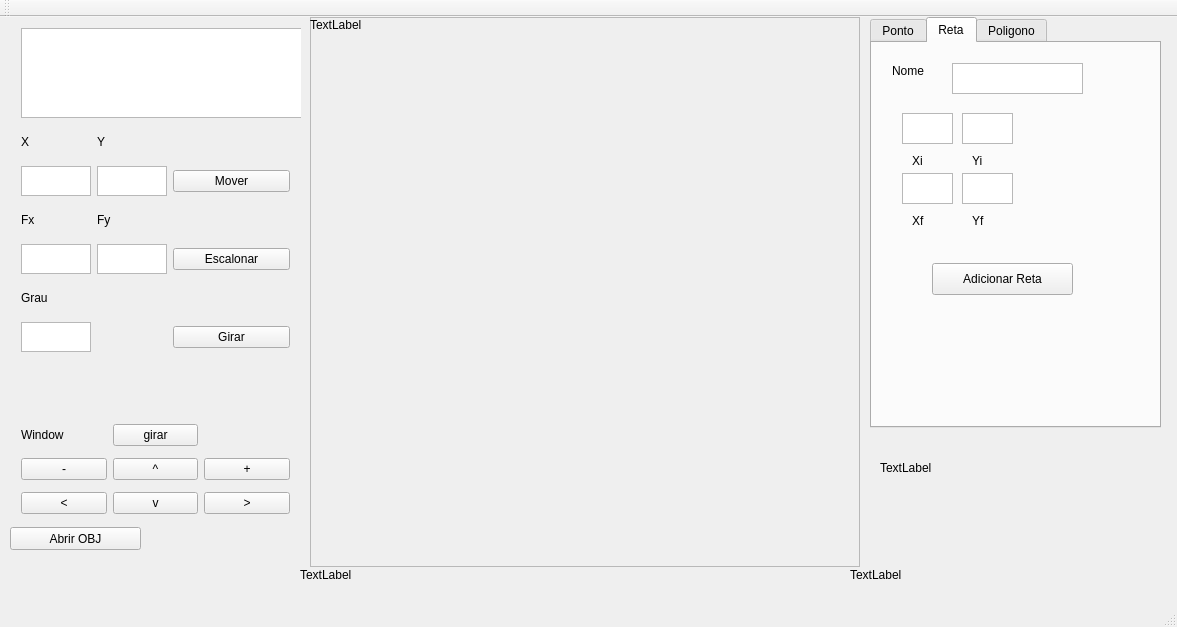
The window that mainwindow.ui (joaozeni/Trab1_CG_ClaudioJoao) describes before a commit, drawn with Qt 5.
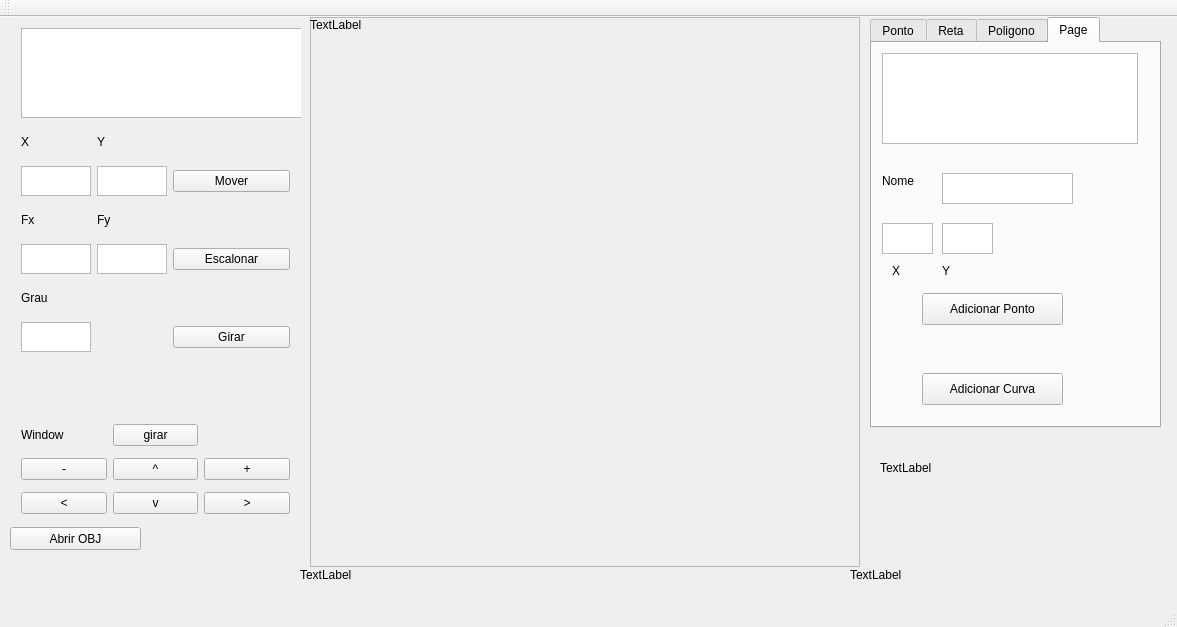
The same window after the commit. Custom widgets are drawn as their Qt base class.

Patch:
```diff
--- a/mainwindow.ui
+++ b/mainwindow.ui
@@ -204,7 +204,7 @@
      </rect>
     </property>
     <property name="currentIndex">
-     <number>1</number>
+     <number>3</number>
     </property>
     <widget class="QWidget" name="Ponto">
      <attribute name="title">
@@ -536,6 +536,116 @@
       </property>
      </widget>
     </widget>
+    <widget class="QWidget" name="tab">
+     <attribute name="title">
+      <string>Page</string>
+     </attribute>
+     <widget class="QLabel" name="label_40">
+      <property name="geometry">
+       <rect>
+        <x>10</x>
+        <y>130</y>
+        <width>59</width>
+        <height>16</height>
+       </rect>
+      </property>
+      <property name="text">
+       <string>Nome</string>
+      </property>
+     </widget>
+     <widget class="QPushButton" name="addcurvepoint">
+      <property name="geometry">
+       <rect>
+        <x>50</x>
+        <y>250</y>
+        <width>141</width>
+        <height>32</height>
+       </rect>
+      </property>
+      <property name="text">
+       <string>Adicionar Ponto</string>
+      </property>
+     </widget>
+     <widget class="QPlainTextEdit" name="curvexpoint">
+      <property name="geometry">
+       <rect>
+        <x>10</x>
+        <y>180</y>
+        <width>51</width>
+        <height>31</height>
+       </rect>
+      </property>
+     </widget>
+     <widget class="QPlainTextEdit" name="curveypoint">
+      <property name="geometry">
+       <rect>
+        <x>70</x>
+        <y>180</y>
+        <width>51</width>
+        <height>31</height>
+       </rect>
+      </property>
+     </widget>
+     <widget class="QLabel" name="label_41">
+      <property name="geometry">
+       <rect>
+        <x>20</x>
+        <y>220</y>
+        <width>16</width>
+        <height>16</height>
+       </rect>
+      </property>
+      <property name="text">
+       <string>X</string>
+      </property>
+     </widget>
+     <widget class="QPushButton" name="createcurve">
+      <property name="geometry">
+       <rect>
+        <x>50</x>
+        <y>330</y>
+        <width>141</width>
+        <height>32</height>
+       </rect>
+      </property>
+      <property name="text">
+       <string>Adicionar Curva</string>
+      </property>
+     </widget>
+     <widget class="QListView" name="curvepointlist">
+      <property name="geometry">
+       <rect>
+        <x>10</x>
+        <y>10</y>
+        <width>256</width>
+        <height>91</height>
+       </rect>
+      </property>
+     </widget>
+     <widget class="QPlainTextEdit" name="namecurve">
+      <property name="geometry">
+       <rect>
+        <x>70</x>
+        <y>130</y>
+        <width>131</width>
+        <height>31</height>
+       </rect>
+      </property>
+     </widget>
+     <widget class="QLabel" name="label_42">
+      <property name="geometry">
+       <rect>
+        <x>70</x>
+        <y>220</y>
+        <width>16</width>
+        <height>16</height>
+       </rect>
+      </property>
+      <property name="text">
+       <string>Y</string>
+      </property>
+     </widget>
+    </widget>
    </widget>
    <widget class="QWidget" name="gridLayoutWidget_2">
     <property name="geometry">
```
